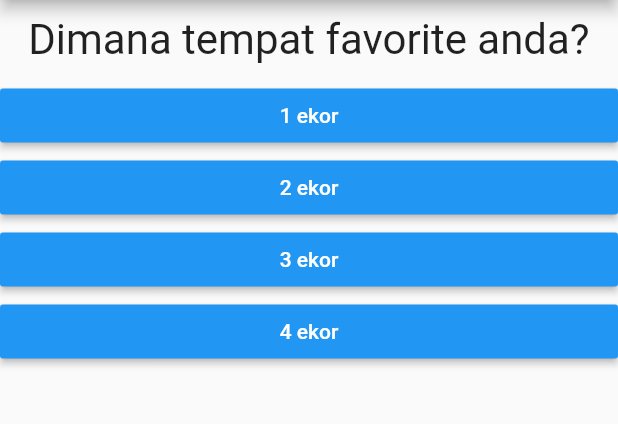
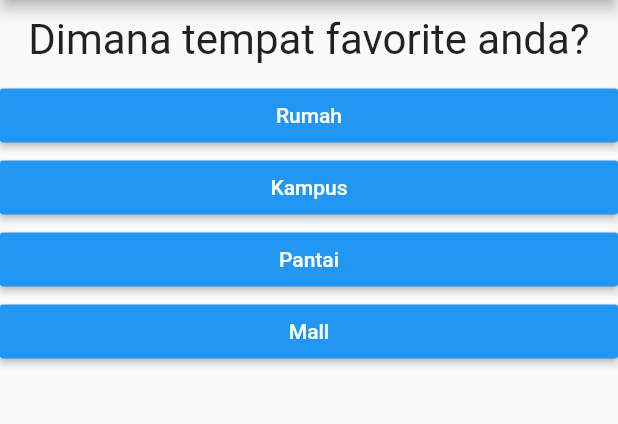
Before and after one commit to Kadekk01/UTS_CINTYA, a Flutter app: the screen it shows after launch, after a tap on "Sate", after a tap on "Pajero", on a phone screen of 412 x 824 dp, the part 84-508 px from its top. Run offline on Flutter 3.47's test engine with Material 2 defaults, Android fonts, the phone set to English and light mode, and no system bars.

Commit message:
menjawab pertanyaan 'Dimana tempat favorite anda?', dengan jawaban 'Rumah', 'Kampus', 'Pantai', 'Mall'

```diff
--- a/lib/main.dart
+++ b/lib/main.dart
@@ -28,7 +28,7 @@ class _MyAppState extends State<MyApp> {
     },
     {
       'questionText': 'Dimana tempat favorite anda?',
-      'answers': ['1 ekor', '2 ekor', '3 ekor', '4 ekor'],
+      'answers': ['Rumah', 'Kampus', 'Pantai', 'Mall'],
     },
  ];
  var _questionIndex = 0;
```
